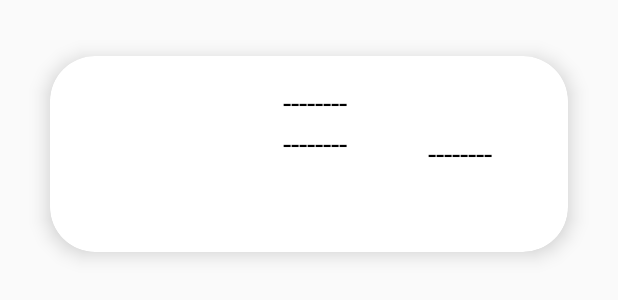
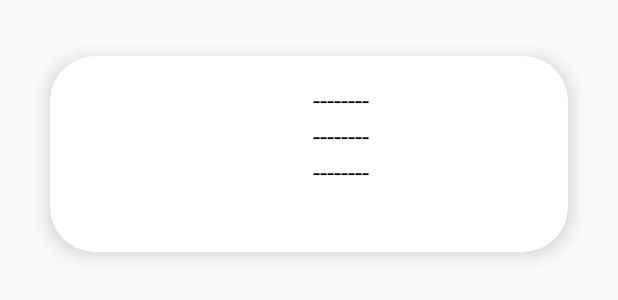
Before and after one commit to JuanCervantesAla/Android_Usili, an Android app: the layout item.xml on its own in the app's theme, with its tools: preview values and no code run, on a phone screen of 412 x 824 dp. Shown: the top 300 px of the screen. Run offline under Robolectric (Android 15) with nearby library versions, the light colour scheme and no system bars.

Commit message:
7th save 03/04/2022

```diff
--- a/app/build.gradle
+++ b/app/build.gradle
@@ -48,4 +48,8 @@ dependencies {
     implementation 'com.google.firebase:firebase-analytics'
     androidTestImplementation 'androidx.test.ext:junit:1.1.3'
     androidTestImplementation 'androidx.test.espresso:espresso-core:3.4.0'
+
+    implementation 'com.github.bumptech.glide:glide:4.13.0'
+    annotationProcessor 'com.github.bumptech.glide:compiler:4.13.0'
+
 }
--- a/app/src/main/java/com/example/usiliv101/AdaptadorRV.java
+++ b/app/src/main/java/com/example/usiliv101/AdaptadorRV.java
@@ -4,10 +4,13 @@ import android.content.Context;
 import android.view.LayoutInflater;
 import android.view.View;
 import android.view.ViewGroup;
+import android.widget.ImageView;
 import android.widget.TextView;
 
 import androidx.annotation.NonNull;
 import androidx.recyclerview.widget.RecyclerView;
+
+import com.bumptech.glide.Glide;
 
 import java.util.ArrayList;
 
@@ -39,6 +42,8 @@ public class AdaptadorRV extends RecyclerView.Adapter<AdaptadorRV.MyViewHolder>
         //holder.txtMateriales_enRV.setText(art.getMateriales());
         //holder.txtPasos_enRV.setText(art.getPasos());
 
+        Glide.with(context).load(list.get(position).getEnlace()).into(holder.imgV_enRV);
+
     }
 
     @Override
@@ -49,6 +54,7 @@ public class AdaptadorRV extends RecyclerView.Adapter<AdaptadorRV.MyViewHolder>
     public static class MyViewHolder extends RecyclerView.ViewHolder{
 
         TextView txtTitulo_enRV,txtAutor_enRV,txtID_enRV,txtMateriales_enRV,txtPasos_enRV;
+        ImageView imgV_enRV;
 
         public MyViewHolder(@NonNull View itemView) {
             super(itemView);
@@ -56,6 +62,7 @@ public class AdaptadorRV extends RecyclerView.Adapter<AdaptadorRV.MyViewHolder>
             txtTitulo_enRV = itemView.findViewById(R.id.txtTitulo_enRV);
             txtAutor_enRV = itemView.findViewById(R.id.txtAutor_enRV);
             txtID_enRV = itemView.findViewById(R.id.txtID_enRV);
+            imgV_enRV = itemView.findViewById(R.id.imgV_enRV);
             //txtMateriales_enRV = itemView.findViewById(R.id.txtMateriales_enRV);
             //txtPasos_enRV = itemView.findViewById(R.id.txtPasos_enRV);
 
--- a/app/src/main/res/layout/item.xml
+++ b/app/src/main/res/layout/item.xml
@@ -22,17 +22,17 @@
             android:layout_height="wrap_content"
             android:orientation="horizontal"
             android:padding="15dp">
+
             <ImageView
                 android:id="@+id/imgV_enRV"
-                android:layout_width="100dp"
+                android:layout_width="120dp"
                 android:layout_height="100dp"
                 android:layout_alignParentStart="true"
+                android:layout_alignParentLeft="true"
                 android:layout_centerVertical="true"
                 android:layout_gravity="center"
                 android:paddingLeft="14dp"
-                android:paddingRight="14dp"
-                android:layout_alignParentLeft="true"
-                ></ImageView>
+                android:paddingRight="14dp"></ImageView>
 
             <LinearLayout
                 android:id="@+id/linear_enRV"
@@ -53,7 +53,7 @@
                     android:layout_marginLeft="20dp"
                     android:text="--------"
                     android:textColor="@color/black"
-                    android:textSize="20dp"></TextView>
+                    android:textSize="17dp"></TextView>
 
                 <TextView
                     android:id="@+id/txtAutor_enRV"
@@ -61,24 +61,21 @@
                     android:layout_height="wrap_content"
                     android:layout_marginLeft="20dp"
                     android:text="--------"
-                    android:textSize="20dp"
+                    android:textSize="17dp"
+                    android:textColor="@color/black"
+                    ></TextView>
+
+                <TextView
+                    android:id="@+id/txtID_enRV"
+                    android:layout_width="wrap_content"
+                    android:layout_height="wrap_content"
+                    android:layout_marginLeft="20dp"
+                    android:text="--------"
+                    android:textSize="17dp"
                     android:textColor="@color/black"
                     ></TextView>
 
             </LinearLayout>
-
-            <TextView
-                android:id="@+id/txtID_enRV"
-                android:layout_width="wrap_content"
-                android:layout_height="wrap_content"
-                android:layout_alignParentEnd="true"
-                android:layout_alignParentRight="true"
-                android:layout_centerVertical="true"
-                android:layout_marginEnd="6dp"
-                android:layout_marginRight="6dp"
-                android:text="--------"
-                android:textColor="@color/black"
-                android:textSize="20dp"></TextView>
 
         </RelativeLayout>
 
```
